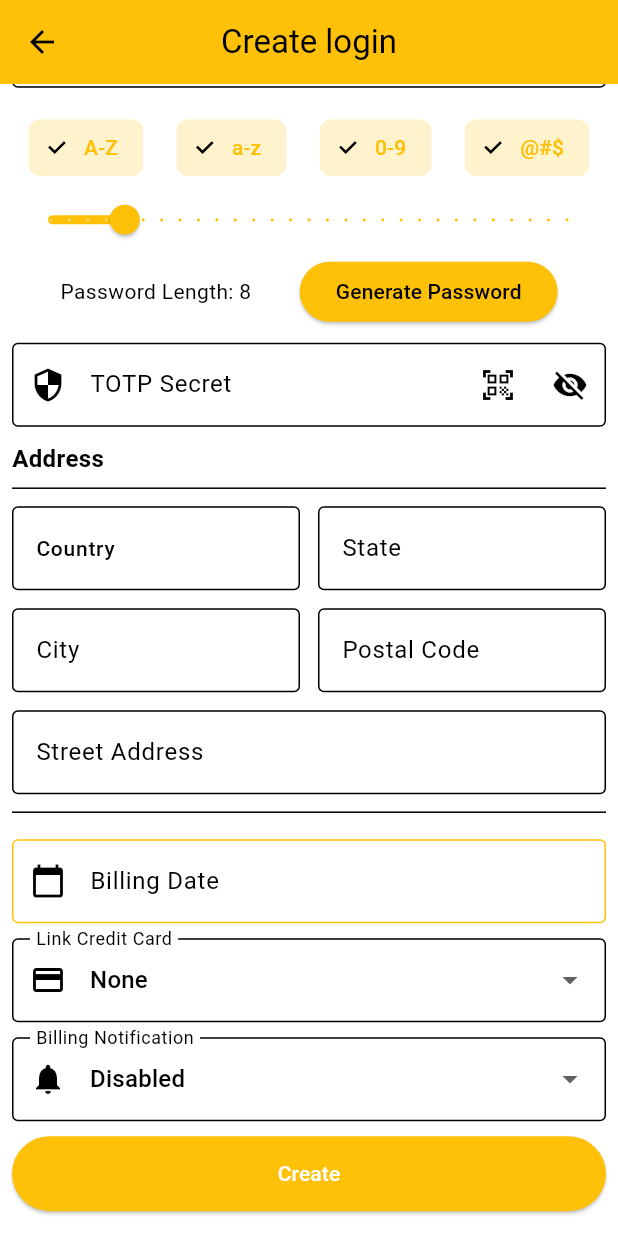
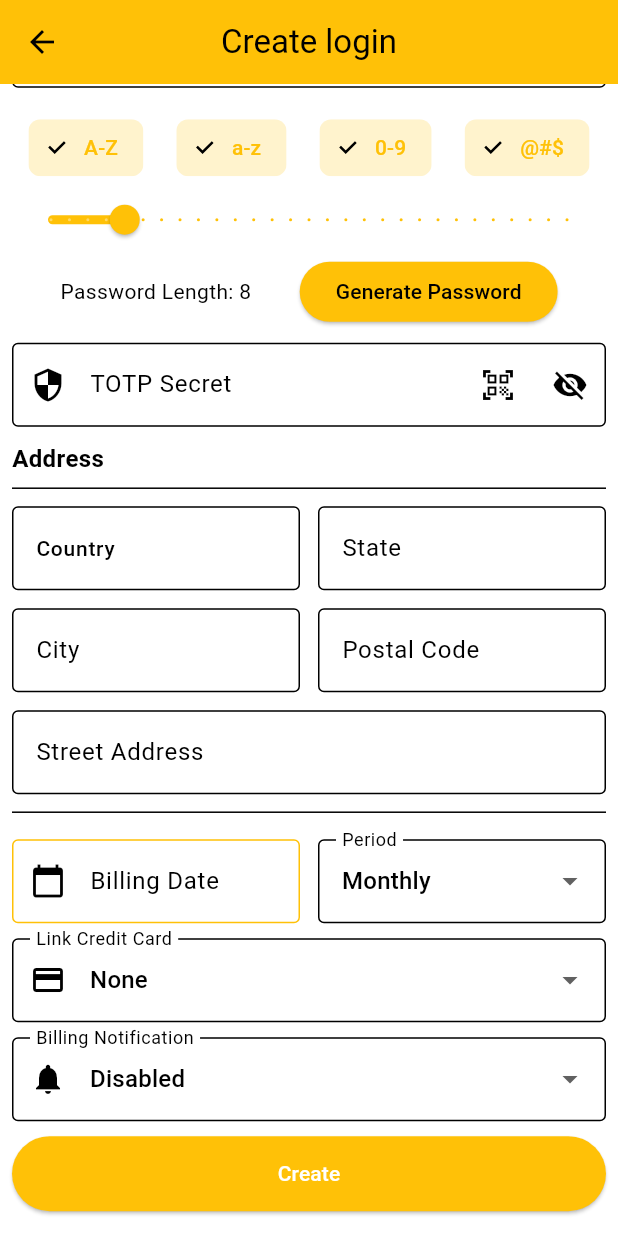
Before and after one commit to tamasdarocz/keyvalut, a Flutter app: the CreateElementForm screen opened directly with empty values, scrolled down 470 dp, on a phone screen of 412 x 824 dp. Run offline on Flutter 3.47's test engine with Material 3 defaults, Android fonts, the phone set to English and light mode, and no system bars; our stand-ins replace file_picker, flutter_secure_storage, flutter_slidable, fluttertoast, local_auth, permission_handler and 3 more; missing offline and left inert: argon2, cryptography, file_saver, flutter_quill, mobile_scanner; accounts and stored records are empty.

```diff
--- a/lib/views/Tabs/create_element_form.dart
+++ b/lib/views/Tabs/create_element_form.dart
@@ -9,12 +9,14 @@ import 'package:keyvalut/views/textforms/totp_secret_input_field.dart';
 import 'package:keyvalut/views/textforms/username_input_field.dart';
 import 'package:keyvalut/views/textforms/website_input_field.dart';
 import 'package:provider/provider.dart';
-import 'package:flutter/foundation.dart'; // For ValueNotifier
+// For ValueNotifier
 import '../../data/database_model.dart';
 import '../../data/database_helper.dart';
 import '../../data/database_provider.dart';
 import '../textforms/billing_address_input_form.dart';
-import '../textforms/date_picker.dart';
+import '../Widgets/date_picker.dart';
+import '../textforms/period_dropdown.dart';
+import '../textforms/notification_dropdown.dart';
 import 'package:intl/intl.dart';
 
 class CreateElementForm extends StatefulWidget {
@@ -38,38 +40,36 @@ class _CreateElementFormState extends State<CreateElementForm> {
   final ValueNotifier<int?> _selectedCreditCardId = ValueNotifier<int?>(null);
   final ValueNotifier<bool> _isPaidService = ValueNotifier<bool>(false);
   final ValueNotifier<String?> _notificationSetting = ValueNotifier<String?>(null);
+  final ValueNotifier<String?> _selectedPeriod = ValueNotifier<String?>(null);
 
   final _billingAddressKey = GlobalKey<BillingAddressInputState>();
+  late Future<List<CreditCard>> _creditCardsFuture;
 
   @override
   void initState() {
     super.initState();
+    _creditCardsFuture = _loadCreditCards();
     if (widget.login != null) {
       titleController.text = widget.login!.title;
       usernameController.text = widget.login!.username;
       passwordController.text = widget.login!.password;
-      if (widget.login!.email != null) {
-        emailController.text = widget.login!.email!;
-      }
-      if (widget.login!.website != null) {
-        websiteController.text = widget.login!.website!;
-      }
-      if (widget.login!.totpSecret != null) {
-        totpSecretController.text = widget.login!.totpSecret!;
-      }
-      if (widget.login!.phoneNumber != null) {
-        phoneController.text = widget.login!.phoneNumber!;
-      }
+      if (widget.login!.email != null) emailController.text = widget.login!.email!;
+      if (widget.login!.website != null) websiteController.text = widget.login!.website!;
+      if (widget.login!.totpSecret != null) totpSecretController.text = widget.login!.totpSecret!;
+      if (widget.login!.phoneNumber != null) phoneController.text = widget.login!.phoneNumber!;
       if (widget.login!.billingDate != null) {
         _selectedBillingDate.value = DateFormat('dd/MM/yyyy').parse(widget.login!.billingDate!);
-        _isPaidService.value = true; // Show DatePickerInput if billingDate exists
+        _isPaidService.value = true;
       }
-      if (widget.login!.creditCardId != null) {
-        _selectedCreditCardId.value = widget.login!.creditCardId;
+      if (widget.login!.creditCardId != null) _selectedCreditCardId.value = widget.login!.creditCardId;
     }
+    _notificationSetting.value ??= "Disabled";
+    _selectedPeriod.value ??= "Monthly";
   }
-    // Default to "Disabled" for notifications if not set
-    _notificationSetting.value ??= "Disabled";
+
+  Future<List<CreditCard>> _loadCreditCards() async {
+    final provider = Provider.of<DatabaseProvider>(context, listen: false);
+    return provider.creditCards;
   }
 
   @override
@@ -85,6 +85,7 @@ class _CreateElementFormState extends State<CreateElementForm> {
     _selectedCreditCardId.dispose();
     _isPaidService.dispose();
     _notificationSetting.dispose();
+    _selectedPeriod.dispose();
     super.dispose();
   }
 
@@ -96,9 +97,6 @@ class _CreateElementFormState extends State<CreateElementForm> {
 
   @override
   Widget build(BuildContext context) {
-    final provider = Provider.of<DatabaseProvider>(context);
-    final creditCards = provider.creditCards;
-
     return Scaffold(
       appBar: AppBar(
         centerTitle: true,
@@ -118,9 +116,7 @@ class _CreateElementFormState extends State<CreateElementForm> {
           PhoneNumberInput(
             labelText: 'Phone Number',
             initialPhone: widget.login?.phoneNumber,
-            onPhoneChanged: (phone) {
-              phoneController.text = phone ?? '';
-            },
+            onPhoneChanged: (phone) => phoneController.text = phone ?? '',
           ),
           const CustomDivider(),
           UsernameInputField(controller: usernameController),
@@ -134,22 +130,41 @@ class _CreateElementFormState extends State<CreateElementForm> {
             initialAddress: widget.login?.billingAddress,
           ),
           const CustomDivider(),
-          DatePickerInput(
+          Row(
+            children: [
+              Flexible(
+                flex: 2,
+                child: DatePickerInput(
                   labelText: 'Billing Date',
                   initialDate: _selectedBillingDate.value,
                   firstDate: DateTime.now().subtract(const Duration(days: 365)),
                   lastDate: DateTime.now().add(const Duration(days: 365 * 10)),
-            onDateChanged: (date) {
-              _selectedBillingDate.value = date;
-            },
+                  onDateChanged: (date) => _selectedBillingDate.value = date,
+                ),
+              ),
+              const SizedBox(width: 12),
+              Flexible(
+                flex: 2,
+                child: PeriodDropdown(periodNotifier: _selectedPeriod),
+              ),
+            ],
           ),
           const CustomDivider(),
-          ValueListenableBuilder<int?>(
+          FutureBuilder<List<CreditCard>>(
+            future: _creditCardsFuture,
+            builder: (context, snapshot) {
+              if (snapshot.connectionState == ConnectionState.waiting) {
+                return const CircularProgressIndicator();
+              } else if (snapshot.hasError) {
+                return Text('Error loading credit cards: ${snapshot.error}');
+              } else {
+                final creditCards = snapshot.data!;
+                return ValueListenableBuilder<int?>(
                   valueListenable: _selectedCreditCardId,
                   builder: (context, creditCardId, child) {
                     return DropdownButtonFormField<int>(
                       decoration: InputDecoration(
-                  prefixIcon: Icon(Icons.credit_card),
+                        prefixIcon: const Icon(Icons.credit_card),
                         labelText: 'Link Credit Card',
                         border: OutlineInputBorder(
                           borderSide: BorderSide(
@@ -167,53 +182,19 @@ class _CreateElementFormState extends State<CreateElementForm> {
                         ...creditCards.map((card) {
                           return DropdownMenuItem<int>(
                             value: card.id,
-                      child: Text(
-                          '${card.title} - ${card.cardNumber.substring(card.cardNumber.length - 4)}'),
+                            child: Text('${card.title} - ${card.cardNumber.substring(card.cardNumber.length - 4)}'),
                           );
                         }),
                       ],
-                onChanged: (value) {
-                  _selectedCreditCardId.value = value;
+                      onChanged: (value) => _selectedCreditCardId.value = value,
+                    );
                   },
                 );
+              }
             },
           ),
           const CustomDivider(),
-          ValueListenableBuilder<String?>(
-            valueListenable: _notificationSetting,
-            builder: (context, setting, child) {
-              return DropdownButtonFormField<String>(
-                decoration: InputDecoration(
-                  labelText: 'Billing Notification',
-                  prefixIcon: Icon(Icons.notifications),
-                  border: OutlineInputBorder(
-                    borderSide: BorderSide(
-                      color: Theme.of(context).colorScheme.primary,
-                      width: 1,
-                    ),
-                  ),
-                ),
-                value: setting,
-                items: const [
-                  DropdownMenuItem<String>(
-                    value: "Disabled",
-                    child: Text('Disabled'),
-                  ),
-                  DropdownMenuItem<String>(
-                    value: "1 day before",
-                    child: Text('1 day before'),
-                  ),
-                  DropdownMenuItem<String>(
-                    value: "2 days before",
-                    child: Text('2 days before'),
-                  ),
-                ],
-                onChanged: (value) {
-                  _notificationSetting.value = value;
-                },
-              );
-            },
-          ),
+          NotificationDropdown(notificationSetting: _notificationSetting),
           const CustomDivider(),
           ElevatedButton(
             onPressed: () async {
@@ -239,12 +220,11 @@ class _CreateElementFormState extends State<CreateElementForm> {
                 phoneNumber: phoneController.text.isNotEmpty ? phoneController.text : null,
                 billingDate: _selectedBillingDate.value != null
                     ? DateFormat('dd/MM/yyyy').format(_selectedBillingDate.value!)
-                    : null, // Save billingDate regardless of _isPaidService
+                    : null,
                 creditCardId: _selectedCreditCardId.value,
               );
 
               final provider = Provider.of<DatabaseProvider>(context, listen: false);
-
               try {
                 if (widget.login != null) {
                   await provider.updateLogin(login);
--- a/lib/views/textforms/date_picker.dart
+++ b/lib/views/Widgets/date_picker.dart
@@ -30,7 +30,16 @@ class _DatePickerInputState extends State<DatePickerInput> {
   @override
   void initState() {
     super.initState();
-    _selectedDate = widget.initialDate;
+    // Clamp the initial date to be within firstDate and lastDate
+    if (widget.initialDate != null) {
+      if (widget.initialDate!.isBefore(widget.firstDate)) {
+        _selectedDate = widget.firstDate;
+      } else if (widget.initialDate!.isAfter(widget.lastDate)) {
+        _selectedDate = widget.lastDate;
+      } else {
+        _selectedDate = widget.initialDate;
+      }
+    }
     _controller = TextEditingController(
       text: _selectedDate != null
           ? DateFormat('dd/MM/yyyy').format(_selectedDate!)
@@ -76,9 +85,18 @@ class _DatePickerInputState extends State<DatePickerInput> {
     }
   }
 
+  void _clearDate() {
+    setState(() {
+      _selectedDate = null;
+      _controller.text = '';
+    });
+    if (widget.onDateChanged != null) {
+      widget.onDateChanged!(null);
+    }
+  }
+
   @override
   Widget build(BuildContext context) {
-
     return TextFormField(
       controller: _controller,
       readOnly: true, // Prevents manual text input
@@ -87,15 +105,21 @@ class _DatePickerInputState extends State<DatePickerInput> {
         labelText: widget.labelText,
         hintText: 'e.g., 30/04/2025',
         border: OutlineInputBorder(
-          borderSide: BorderSide(color:Theme.of(context).colorScheme.primary, width: 1),
+          borderSide: BorderSide(color: Theme.of(context).colorScheme.primary, width: 1),
         ),
         enabledBorder: OutlineInputBorder(
-          borderSide: BorderSide(color:Theme.of(context).colorScheme.primary, width: 1),
+          borderSide: BorderSide(color: Theme.of(context).colorScheme.primary, width: 1),
         ),
         focusedBorder: OutlineInputBorder(
           borderSide: BorderSide(color: Theme.of(context).colorScheme.primary, width: 1),
         ),
         prefixIcon: const Icon(Icons.calendar_today),
+        suffixIcon: _selectedDate != null
+            ? IconButton(
+          icon: const Icon(Icons.clear),
+          onPressed: _clearDate,
+        )
+            : null,
       ),
       validator: widget.isRequired
           ? (value) {
--- /dev/null
+++ b/lib/views/textforms/notification_dropdown.dart
@@ -0,0 +1,48 @@
+import 'package:flutter/material.dart';
+import 'package:flutter/foundation.dart';
+
+class NotificationDropdown extends StatelessWidget {
+  final ValueNotifier<String?> notificationSetting;
+
+  const NotificationDropdown({
+    super.key,
+    required this.notificationSetting,
+  });
+
+  @override
+  Widget build(BuildContext context) {
+    return ValueListenableBuilder<String?>(
+      valueListenable: notificationSetting,
+      builder: (context, setting, child) {
+        return DropdownButtonFormField<String>(
+          decoration: InputDecoration(
+            labelText: 'Billing Notification',
+            prefixIcon: const Icon(Icons.notifications),
+            border: OutlineInputBorder(
+              borderSide: BorderSide(
+                color: Theme.of(context).colorScheme.primary,
+                width: 1,
+              ),
+            ),
+          ),
+          value: setting,
+          items: const [
+            DropdownMenuItem<String>(
+              value: "Disabled",
+              child: Text('Disabled'),
+            ),
+            DropdownMenuItem<String>(
+              value: "1 day before",
+              child: Text('1 day before'),
+            ),
+            DropdownMenuItem<String>(
+              value: "2 days before",
+              child: Text('2 days before'),
+            ),
+          ],
+          onChanged: (value) => notificationSetting.value = value,
+        );
+      },
+    );
+  }
+}
--- /dev/null
+++ b/lib/views/textforms/period_dropdown.dart
@@ -0,0 +1,47 @@
+import 'package:flutter/material.dart';
+import 'package:flutter/foundation.dart';
+
+class PeriodDropdown extends StatelessWidget {
+  final ValueNotifier<String?> periodNotifier;
+
+  const PeriodDropdown({
+    super.key,
+    required this.periodNotifier,
+  });
+
+  @override
+  Widget build(BuildContext context) {
+    return ValueListenableBuilder<String?>(
+      valueListenable: periodNotifier,
+      builder: (context, period, child) {
+        return DropdownButtonFormField<String>(
+          decoration: InputDecoration(
+            labelText: 'Period',
+            border: OutlineInputBorder(
+              borderSide: BorderSide(
+                color: Theme.of(context).colorScheme.primary,
+                width: 1,
+              ),
+            ),
+          ),
+          value: period,
+          items: const [
+            DropdownMenuItem<String>(
+              value: "Weekly",
+              child: Text('Weekly'),
+            ),
+            DropdownMenuItem<String>(
+              value: "Monthly",
+              child: Text('Monthly'),
+            ),
+            DropdownMenuItem<String>(
+              value: "Yearly",
+              child: Text('Yearly'),
+            ),
+          ],
+          onChanged: (value) => periodNotifier.value = value,
+        );
+      },
+    );
+  }
+}
```
Lines whose indentation alone changed are shown as unchanged.
